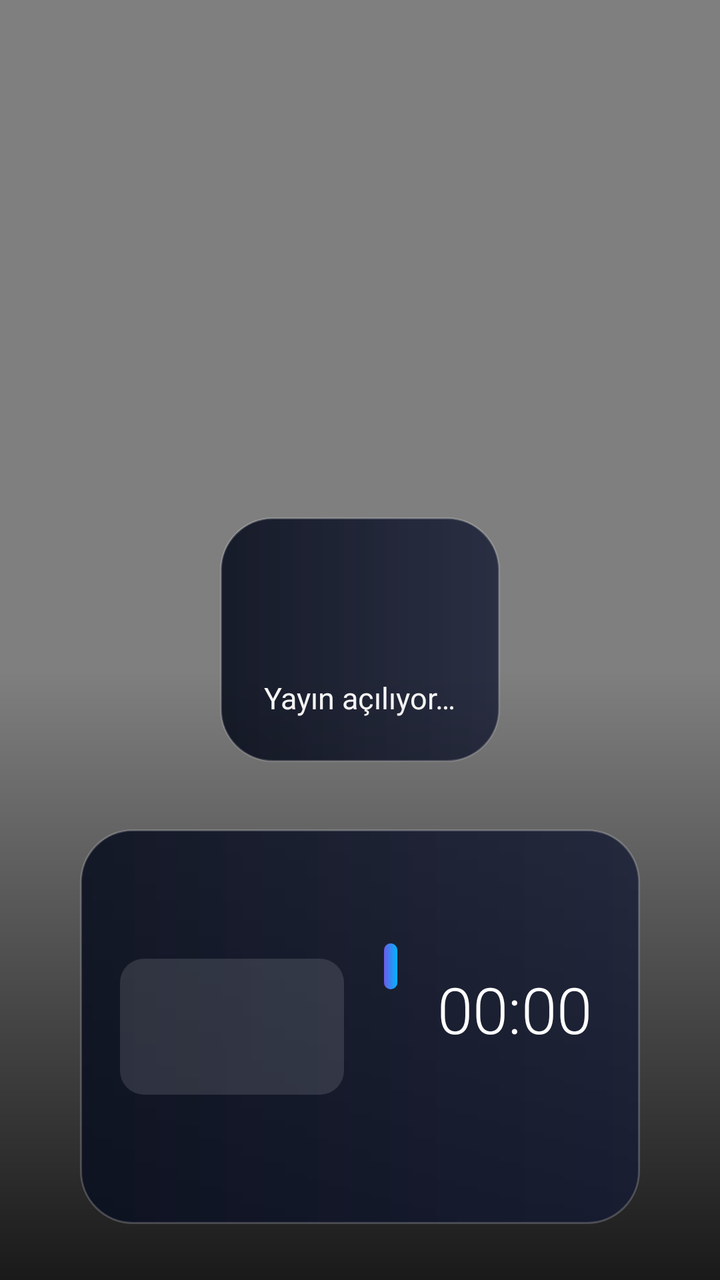
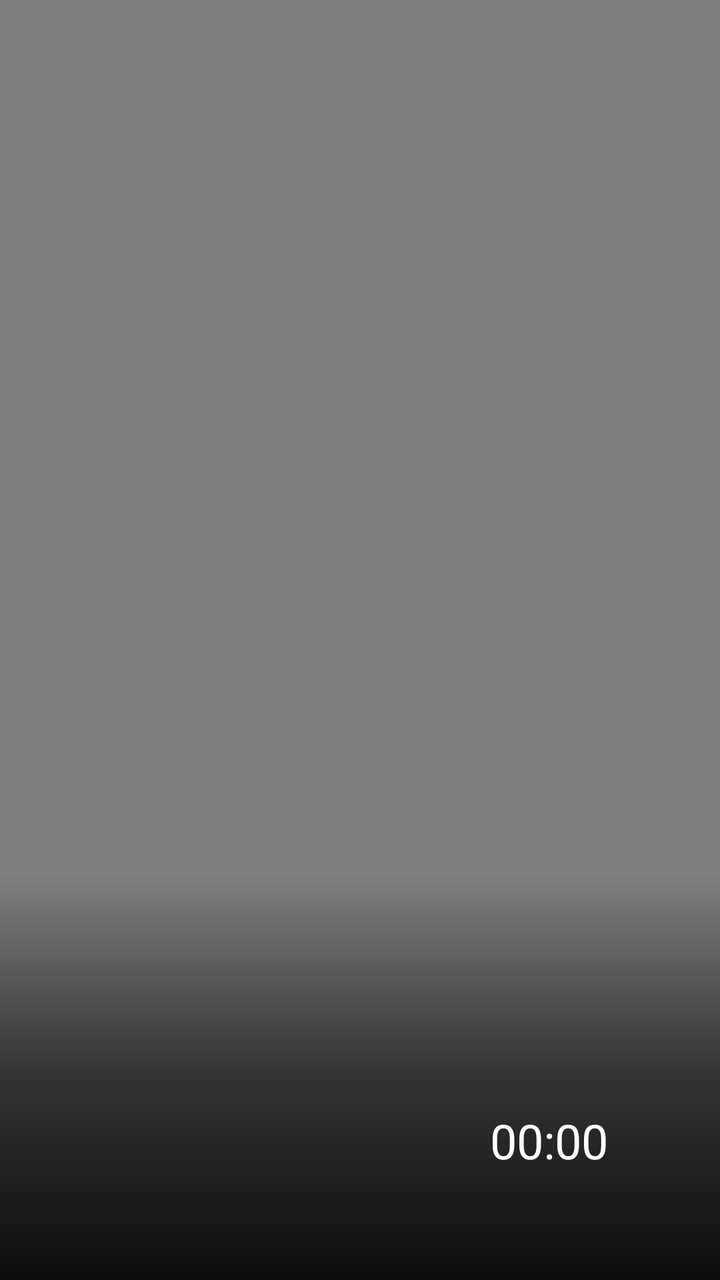

An Android layout rendered at two revisions. The XML below is the earlier revision; the diff shows what the commit changed to produce the second picture.
<!-- AndroidManifest.xml: activity theme PlayerTheme -->
<!-- res/layout/activity_player.xml -->
<?xml version="1.0" encoding="utf-8"?>
<FrameLayout xmlns:android="http://schemas.android.com/apk/res/android"
    android:layout_width="match_parent"
    android:layout_height="match_parent"
    android:background="@android:color/black">

    <VideoView
        android:id="@+id/video"
        android:layout_width="match_parent"
        android:layout_height="match_parent"
        android:layout_gravity="center"
        android:focusable="false" />

    
    <LinearLayout
        android:id="@+id/loading"
        android:layout_width="wrap_content"
        android:layout_height="wrap_content"
        android:layout_gravity="center"
        android:orientation="vertical"
        android:gravity="center"
        android:background="@drawable/hud_bg"
        android:padding="22dp">

        <ProgressBar
            android:layout_width="48dp"
            android:layout_height="48dp" />

        <TextView
            android:layout_width="wrap_content"
            android:layout_height="wrap_content"
            android:layout_marginTop="10dp"
            android:text="Yayın açılıyor…"
            android:textColor="#FFFFFFFF"
            android:textSize="15sp" />
    </LinearLayout>

    
    <FrameLayout
        android:id="@+id/overlay"
        android:layout_width="match_parent"
        android:layout_height="wrap_content"
        android:layout_gravity="bottom"
        android:background="@drawable/overlay_bg"
        android:paddingTop="80dp">

        <LinearLayout
            android:layout_width="match_parent"
            android:layout_height="wrap_content"
            android:layout_marginLeft="40dp"
            android:layout_marginRight="40dp"
            android:layout_marginBottom="28dp"
            android:orientation="horizontal"
            android:gravity="center_vertical"
            android:background="@drawable/hud_bg"
            android:paddingLeft="20dp"
            android:paddingRight="24dp"
            android:paddingTop="16dp"
            android:paddingBottom="16dp">

            <ImageView
                android:id="@+id/logo"
                android:layout_width="112dp"
                android:layout_height="68dp"
                android:padding="6dp"
                android:background="@drawable/logo_bg"
                android:scaleType="fitCenter" />

            <LinearLayout
                android:layout_width="0dp"
                android:layout_weight="1"
                android:layout_height="wrap_content"
                android:layout_marginLeft="20dp"
                android:orientation="vertical">

                <LinearLayout
                    android:layout_width="wrap_content"
                    android:layout_height="wrap_content"
                    android:orientation="horizontal"
                    android:gravity="center_vertical">

                    <TextView
                        android:id="@+id/number"
                        android:layout_width="wrap_content"
                        android:layout_height="wrap_content"
                        android:background="@drawable/pill_accent"
                        android:paddingLeft="12dp"
                        android:paddingRight="12dp"
                        android:paddingTop="2dp"
                        android:paddingBottom="2dp"
                        android:textColor="#FFFFFFFF"
                        android:textSize="14sp"
                        android:fontFamily="sans-serif-medium" />

                    <TextView
                        android:layout_width="wrap_content"
                        android:layout_height="wrap_content"
                        android:layout_marginLeft="8dp"
                        android:background="@drawable/pill_live"
                        android:paddingLeft="10dp"
                        android:paddingRight="10dp"
                        android:paddingTop="2dp"
                        android:paddingBottom="2dp"
                        android:text="● CANLI"
                        android:textColor="#FFFFFFFF"
                        android:textSize="12sp"
                        android:fontFamily="sans-serif-medium"
                        android:letterSpacing="0.08" />
                </LinearLayout>

                <TextView
                    android:id="@+id/title"
                    android:layout_width="match_parent"
                    android:layout_height="wrap_content"
                    android:layout_marginTop="4dp"
                    android:textColor="#FFFFFFFF"
                    android:textSize="28sp"
                    android:fontFamily="sans-serif-medium"
                    android:singleLine="true"
                    android:ellipsize="end" />

                <TextView
                    android:id="@+id/info"
                    android:layout_width="match_parent"
                    android:layout_height="wrap_content"
                    android:textColor="#FFB8C0D9"
                    android:textSize="14sp" />
            </LinearLayout>

            <LinearLayout
                android:layout_width="wrap_content"
                android:layout_height="wrap_content"
                android:layout_marginLeft="20dp"
                android:orientation="vertical"
                android:gravity="right">

                <TextClock
                    android:layout_width="wrap_content"
                    android:layout_height="wrap_content"
                    android:format12Hour="HH:mm"
                    android:format24Hour="HH:mm"
                    android:textColor="#FFFFFFFF"
                    android:textSize="32sp"
                    android:fontFamily="sans-serif-light" />

                <TextView
                    android:id="@+id/next"
                    android:layout_width="wrap_content"
                    android:layout_height="wrap_content"
                    android:maxWidth="260dp"
                    android:textColor="#FFB8C0D9"
                    android:textSize="13sp"
                    android:singleLine="true"
                    android:ellipsize="end" />
            </LinearLayout>
        </LinearLayout>
    </FrameLayout>

    <TextView
        android:id="@+id/numberInput"
        android:layout_width="wrap_content"
        android:layout_height="wrap_content"
        android:layout_gravity="top|right"
        android:layout_margin="36dp"
        android:background="@drawable/pill_accent"
        android:paddingLeft="26dp"
        android:paddingRight="26dp"
        android:paddingTop="8dp"
        android:paddingBottom="8dp"
        android:textColor="#FFFFFFFF"
        android:textSize="40sp"
        android:fontFamily="sans-serif-light"
        android:visibility="gone" />
</FrameLayout>
<!-- resources referenced by this layout -->
<resources>
  <!-- drawable hud_bg (drawable) -->
  <?xml version="1.0" encoding="utf-8"?>
  <shape xmlns:android="http://schemas.android.com/apk/res/android" android:shape="rectangle">
      <gradient android:angle="0" android:startColor="#E60B1020" android:endColor="#CC141A33" />
      <stroke android:width="1dp" android:color="#33FFFFFF" />
      <corners android:radius="26dp" />
  </shape>
  <!-- drawable logo_bg (drawable) -->
  <?xml version="1.0" encoding="utf-8"?>
  <shape xmlns:android="http://schemas.android.com/apk/res/android" android:shape="rectangle">
      <solid android:color="#1FFFFFFF" />
      <corners android:radius="12dp" />
  </shape>
  <!-- drawable overlay_bg (drawable) -->
  <?xml version="1.0" encoding="utf-8"?>
  <shape xmlns:android="http://schemas.android.com/apk/res/android" android:shape="rectangle">
      <gradient android:angle="90" android:startColor="#CC000000" android:endColor="#00000000" />
  </shape>
  <!-- drawable pill_accent (drawable) -->
  <?xml version="1.0" encoding="utf-8"?>
  <shape xmlns:android="http://schemas.android.com/apk/res/android" android:shape="rectangle">
      <gradient android:angle="0" android:startColor="@color/focus" android:endColor="@color/focus2" />
      <corners android:radius="100dp" />
  </shape>
  <!-- drawable pill_live (drawable) -->
  <?xml version="1.0" encoding="utf-8"?>
  <shape xmlns:android="http://schemas.android.com/apk/res/android" android:shape="rectangle">
      <solid android:color="#33FF3B5C" />
      <stroke android:width="1dp" android:color="@color/live" />
      <corners android:radius="100dp" />
  </shape>
  <style name="PlayerTheme" parent="@android:style/Theme.DeviceDefault.NoActionBar.Fullscreen">
          <item name="android:windowBackground">@android:color/black</item>
      </style>
  <color name="focus">#FF6C5CE7</color>
  <color name="focus2">#FF00B4FF</color>
  <color name="live">#FFFF3B5C</color>
</resources>

<!-- the commit's change to res/layout/activity_player.xml (unified diff, before → after) -->
@@ -11,164 +11,100 @@
         android:layout_gravity="center"
         android:focusable="false" />
 
-    
+    <ProgressBar
+        android:id="@+id/loading"
+        android:layout_width="44dp"
+        android:layout_height="44dp"
+        android:layout_gravity="center" />
+
     <LinearLayout
-        android:id="@+id/loading"
-        android:layout_width="wrap_content"
-        android:layout_height="wrap_content"
-        android:layout_gravity="center"
-        android:orientation="vertical"
-        android:gravity="center"
-        android:background="@drawable/hud_bg"
-        android:padding="22dp">
-
-        <ProgressBar
-            android:layout_width="48dp"
-            android:layout_height="48dp" />
-
-        <TextView
-            android:layout_width="wrap_content"
-            android:layout_height="wrap_content"
-            android:layout_marginTop="10dp"
-            android:text="Yayın açılıyor…"
-            android:textColor="#FFFFFFFF"
-            android:textSize="15sp" />
-    </LinearLayout>
-
-    
-    <FrameLayout
         android:id="@+id/overlay"
         android:layout_width="match_parent"
         android:layout_height="wrap_content"
         android:layout_gravity="bottom"
+        android:orientation="horizontal"
+        android:gravity="bottom"
         android:background="@drawable/overlay_bg"
-        android:paddingTop="80dp">
+        android:paddingLeft="56dp"
+        android:paddingRight="56dp"
+        android:paddingTop="90dp"
+        android:paddingBottom="36dp">
+
+        <ImageView
+            android:id="@+id/logo"
+            android:layout_width="80dp"
+            android:layout_height="48dp"
+            android:layout_marginRight="20dp"
+            android:scaleType="fitCenter" />
 
         <LinearLayout
-            android:layout_width="match_parent"
+            android:layout_width="0dp"
+            android:layout_weight="1"
             android:layout_height="wrap_content"
-            android:layout_marginLeft="40dp"
-            android:layout_marginRight="40dp"
-            android:layout_marginBottom="28dp"
-            android:orientation="horizontal"
-            android:gravity="center_vertical"
-            android:background="@drawable/hud_bg"
-            android:paddingLeft="20dp"
-            android:paddingRight="24dp"
-            android:paddingTop="16dp"
-            android:paddingBottom="16dp">
+            android:orientation="vertical">
 
-            <ImageView
-                android:id="@+id/logo"
-                android:layout_width="112dp"
-                android:layout_height="68dp"
-                android:padding="6dp"
-                android:background="@drawable/logo_bg"
-                android:scaleType="fitCenter" />
-
-            <LinearLayout
-                android:layout_width="0dp"
-                android:layout_weight="1"
-                android:layout_height="wrap_content"
-                android:layout_marginLeft="20dp"
-                android:orientation="vertical">
-
-                <LinearLayout
-                    android:layout_width="wrap_content"
-                    android:layout_height="wrap_content"
-                    android:orientation="horizontal"
-                    android:gravity="center_vertical">
-
-                    <TextView
-                        android:id="@+id/number"
-                        android:layout_width="wrap_content"
-                        android:layout_height="wrap_content"
-                        android:background="@drawable/pill_accent"
-                        android:paddingLeft="12dp"
-                        android:paddingRight="12dp"
-                        android:paddingTop="2dp"
-                        android:paddingBottom="2dp"
-                        android:textColor="#FFFFFFFF"
-                        android:textSize="14sp"
-                        android:fontFamily="sans-serif-medium" />
-
-                    <TextView
-                        android:layout_width="wrap_content"
-                        android:layout_height="wrap_content"
-                        android:layout_marginLeft="8dp"
-                        android:background="@drawable/pill_live"
-                        android:paddingLeft="10dp"
-                        android:paddingRight="10dp"
-                        android:paddingTop="2dp"
-                        android:paddingBottom="2dp"
-                        android:text="● CANLI"
-                        android:textColor="#FFFFFFFF"
-                        android:textSize="12sp"
-                        android:fontFamily="sans-serif-medium"
-                        android:letterSpacing="0.08" />
-                </LinearLayout>
-
-                <TextView
-                    android:id="@+id/title"
-                    android:layout_width="match_parent"
-                    android:layout_height="wrap_content"
-                    android:layout_marginTop="4dp"
-                    android:textColor="#FFFFFFFF"
-                    android:textSize="28sp"
-                    android:fontFamily="sans-serif-medium"
-                    android:singleLine="true"
-                    android:ellipsize="end" />
-
-                <TextView
-                    android:id="@+id/info"
-                    android:layout_width="match_parent"
-                    android:layout_height="wrap_content"
-                    android:textColor="#FFB8C0D9"
-                    android:textSize="14sp" />
-            </LinearLayout>
-
-            <LinearLayout
+            <TextView
+                android:id="@+id/number"
                 android:layout_width="wrap_content"
                 android:layout_height="wrap_content"
-                android:layout_marginLeft="20dp"
-                android:orientation="vertical"
-                android:gravity="right">
+                android:textColor="#FFB0B4BC"
+                android:textSize="14sp" />
 
-                <TextClock
-                    android:layout_width="wrap_content"
-                    android:layout_height="wrap_content"
-                    android:format12Hour="HH:mm"
-                    android:format24Hour="HH:mm"
-                    android:textColor="#FFFFFFFF"
-                    android:textSize="32sp"
-                    android:fontFamily="sans-serif-light" />
+            <TextView
+                android:id="@+id/title"
+                android:layout_width="match_parent"
+                android:layout_height="wrap_content"
+                android:textColor="#FFFFFFFF"
+                android:textSize="28sp"
+                android:fontFamily="sans-serif-medium"
+                android:singleLine="true"
+                android:ellipsize="end" />
 
-                <TextView
-                    android:id="@+id/next"
-                    android:layout_width="wrap_content"
-                    android:layout_height="wrap_content"
-                    android:maxWidth="260dp"
-                    android:textColor="#FFB8C0D9"
-                    android:textSize="13sp"
-                    android:singleLine="true"
-                    android:ellipsize="end" />
-            </LinearLayout>
+            <TextView
+                android:id="@+id/info"
+                android:layout_width="match_parent"
+                android:layout_height="wrap_content"
+                android:layout_marginTop="2dp"
+                android:textColor="#FFB0B4BC"
+                android:textSize="14sp" />
         </LinearLayout>
-    </FrameLayout>
+
+        <LinearLayout
+            android:layout_width="wrap_content"
+            android:layout_height="wrap_content"
+            android:layout_marginLeft="24dp"
+            android:orientation="vertical"
+            android:gravity="right">
+
+            <TextClock
+                android:layout_width="wrap_content"
+                android:layout_height="wrap_content"
+                android:format12Hour="HH:mm"
+                android:format24Hour="HH:mm"
+                android:textColor="#FFFFFFFF"
+                android:textSize="24sp" />
+
+            <TextView
+                android:id="@+id/next"
+                android:layout_width="wrap_content"
+                android:layout_height="wrap_content"
+                android:maxWidth="240dp"
+                android:textColor="#FFB0B4BC"
+                android:textSize="13sp"
+                android:singleLine="true"
+                android:ellipsize="end" />
+        </LinearLayout>
+    </LinearLayout>
 
     <TextView
         android:id="@+id/numberInput"
         android:layout_width="wrap_content"
         android:layout_height="wrap_content"
         android:layout_gravity="top|right"
-        android:layout_margin="36dp"
-        android:background="@drawable/pill_accent"
-        android:paddingLeft="26dp"
-        android:paddingRight="26dp"
-        android:paddingTop="8dp"
-        android:paddingBottom="8dp"
+        android:layout_margin="40dp"
         android:textColor="#FFFFFFFF"
-        android:textSize="40sp"
-        android:fontFamily="sans-serif-light"
+        android:textSize="44sp"
+        android:shadowColor="#CC000000"
+        android:shadowRadius="8"
         android:visibility="gone" />
 </FrameLayout>
<!-- resource entries referenced after the edit -->
@@ -1,41 +1,12 @@
 <!-- resources referenced by this layout -->
 <resources>
-  <!-- drawable hud_bg (drawable) -->
-  <?xml version="1.0" encoding="utf-8"?>
-  <shape xmlns:android="http://schemas.android.com/apk/res/android" android:shape="rectangle">
-      <gradient android:angle="0" android:startColor="#E60B1020" android:endColor="#CC141A33" />
-      <stroke android:width="1dp" android:color="#33FFFFFF" />
-      <corners android:radius="26dp" />
-  </shape>
-  <!-- drawable logo_bg (drawable) -->
-  <?xml version="1.0" encoding="utf-8"?>
-  <shape xmlns:android="http://schemas.android.com/apk/res/android" android:shape="rectangle">
-      <solid android:color="#1FFFFFFF" />
-      <corners android:radius="12dp" />
-  </shape>
   <!-- drawable overlay_bg (drawable) -->
   <?xml version="1.0" encoding="utf-8"?>
   <shape xmlns:android="http://schemas.android.com/apk/res/android" android:shape="rectangle">
-      <gradient android:angle="90" android:startColor="#CC000000" android:endColor="#00000000" />
-  </shape>
-  <!-- drawable pill_accent (drawable) -->
-  <?xml version="1.0" encoding="utf-8"?>
-  <shape xmlns:android="http://schemas.android.com/apk/res/android" android:shape="rectangle">
-      <gradient android:angle="0" android:startColor="@color/focus" android:endColor="@color/focus2" />
-      <corners android:radius="100dp" />
-  </shape>
-  <!-- drawable pill_live (drawable) -->
-  <?xml version="1.0" encoding="utf-8"?>
-  <shape xmlns:android="http://schemas.android.com/apk/res/android" android:shape="rectangle">
-      <solid android:color="#33FF3B5C" />
-      <stroke android:width="1dp" android:color="@color/live" />
-      <corners android:radius="100dp" />
+      <gradient android:angle="90" android:startColor="#E6000000" android:centerColor="#99000000" android:endColor="#00000000" />
   </shape>
   <style name="PlayerTheme" parent="@android:style/Theme.DeviceDefault.NoActionBar.Fullscreen">
           <item name="android:windowBackground">@android:color/black</item>
       </style>
-  <color name="focus">#FF6C5CE7</color>
-  <color name="focus2">#FF00B4FF</color>
-  <color name="live">#FFFF3B5C</color>
 </resources>
 
